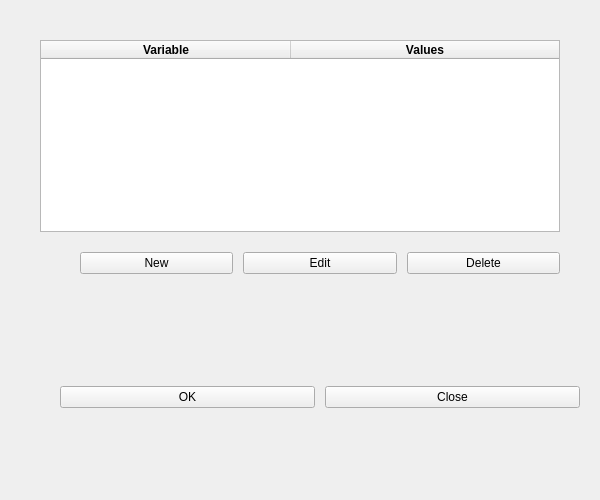
The window that ui_files/form.ui (Noertri/manage-env) describes before a commit, drawn with Qt 5.
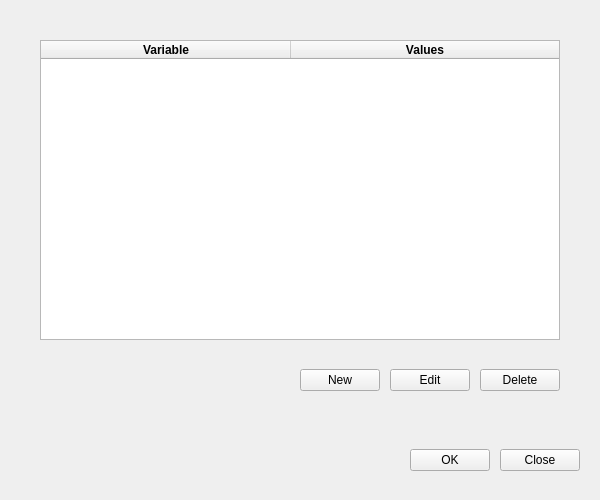
The same window after the commit.

Diff of the .ui file:
```diff
--- a/ui_files/form.ui
+++ b/ui_files/form.ui
@@ -580,10 +580,13 @@
         </property>
         <item>
          <spacer name="horizontalSpacer">
+          <property name="orientation">
+           <enum>Qt::Orientation::Horizontal</enum>
+          </property>
           <property name="sizeHint" stdset="0">
            <size>
-            <width>40</width>
-            <height>20</height>
+            <width>20</width>
+            <height>40</height>
            </size>
           </property>
          </spacer>
@@ -621,10 +624,13 @@
      </property>
      <item>
       <spacer name="horizontalSpacer_2">
+       <property name="orientation">
+        <enum>Qt::Orientation::Horizontal</enum>
+       </property>
        <property name="sizeHint" stdset="0">
         <size>
-         <width>40</width>
-         <height>20</height>
+         <width>20</width>
+         <height>40</height>
         </size>
        </property>
       </spacer>
```
Left out of the diff: 16 changed lines with no effect on the pictures.
